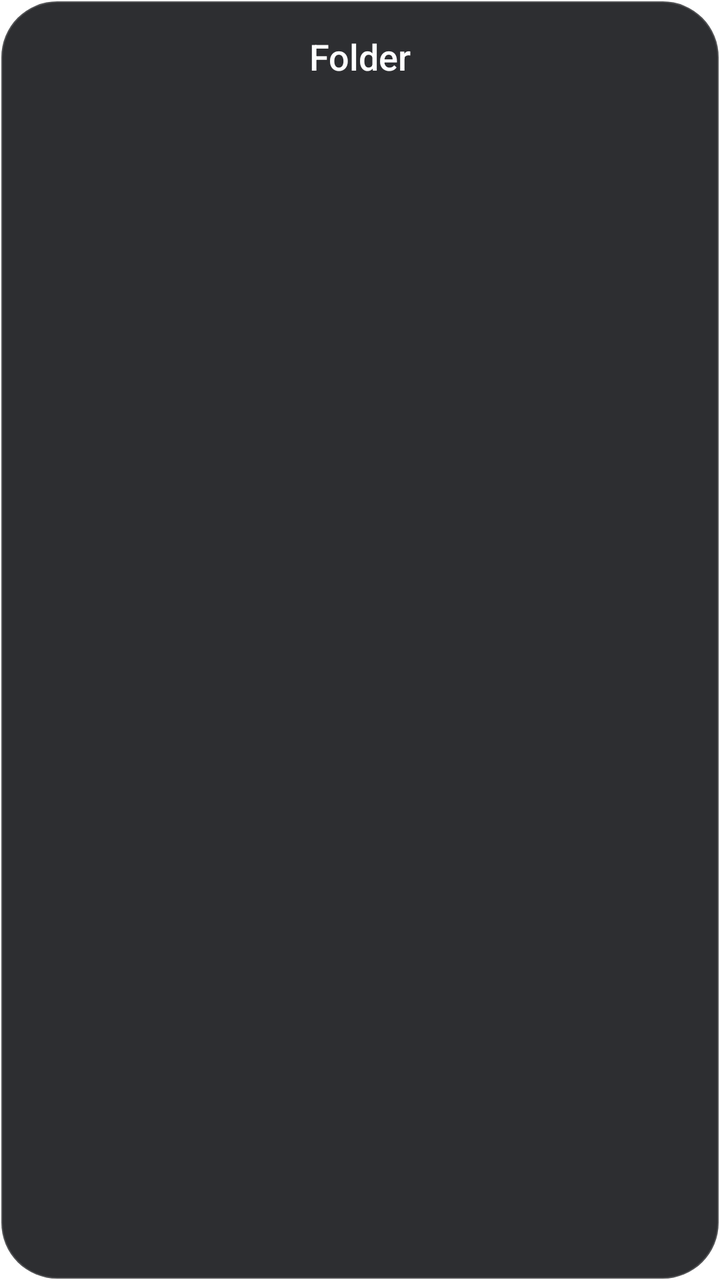
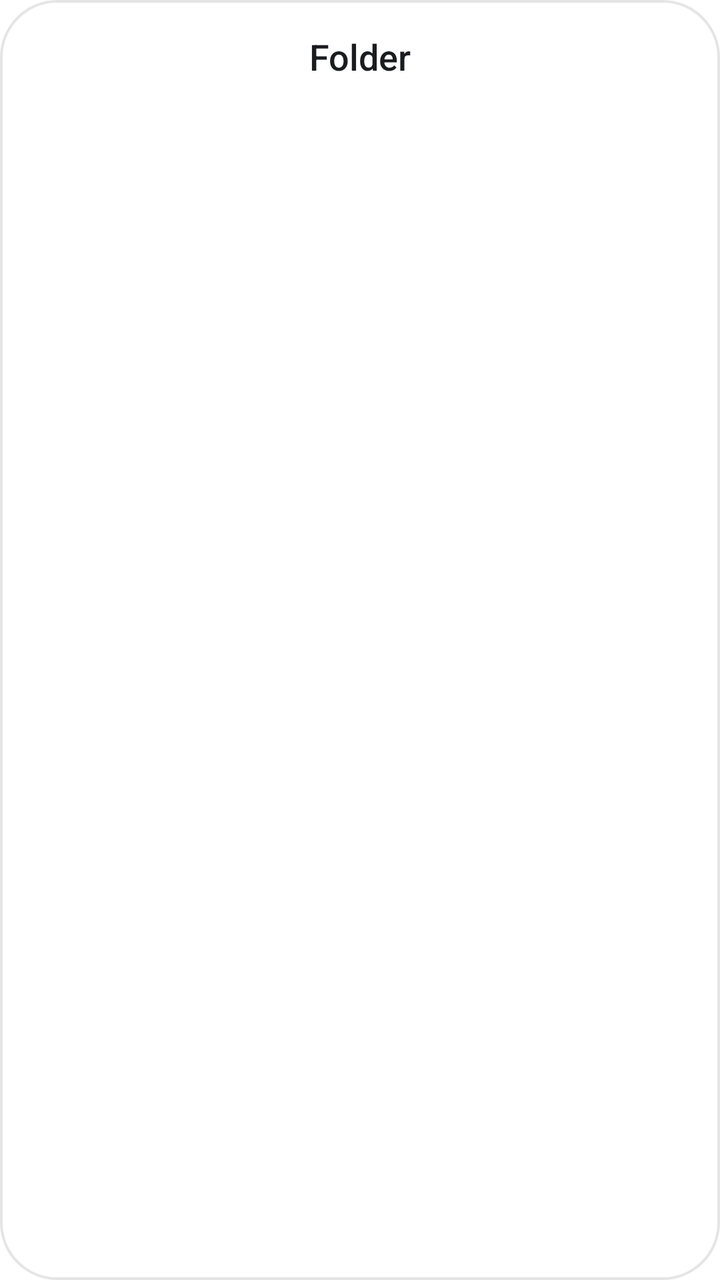

An Android layout rendered at two revisions. The XML below is the earlier revision; the diff shows what the commit changed to produce the second picture.
<!-- AndroidManifest.xml: application theme Theme.PixelLauncher -->
<!-- res/layout/popup_folder_view.xml -->
<?xml version="1.0" encoding="utf-8"?>
<LinearLayout xmlns:android="http://schemas.android.com/apk/res/android"
    android:layout_width="300dp"
    android:layout_height="wrap_content"
    android:background="@drawable/popup_menu_bg"
    android:orientation="vertical"
    android:padding="16dp"
    android:elevation="16dp">

    <EditText
        android:id="@+id/et_folder_title"
        android:layout_width="match_parent"
        android:layout_height="wrap_content"
        android:text="Folder"
        android:textColor="#FFFFFF"
        android:textSize="18sp"
        android:fontFamily="sans-serif-medium"
        android:background="@null"
        android:gravity="center"
        android:singleLine="true"
        android:layout_marginBottom="12dp" />

    <GridView
        android:id="@+id/gv_folder_apps"
        android:layout_width="match_parent"
        android:layout_height="wrap_content"
        android:numColumns="3"
        android:verticalSpacing="12dp"
        android:horizontalSpacing="8dp"
        android:gravity="center"
        android:stretchMode="columnWidth" />
</LinearLayout>
<!-- resources referenced by this layout -->
<resources>
  <!-- drawable popup_menu_bg (drawable) -->
  <?xml version="1.0" encoding="utf-8"?>
  <shape xmlns:android="http://schemas.android.com/apk/res/android"
      android:shape="rectangle">
      <corners android:radius="28dp" />
      <solid android:color="#F0202125" />
      <stroke android:width="1.2dp" android:color="#2BFFFFFF" />
  </shape>
  <style name="Theme.PixelLauncher" parent="@android:style/Theme.DeviceDefault.NoActionBar">
          <item name="android:windowShowWallpaper">true</item>
          <item name="android:windowBackground">@android:color/transparent</item>
          <item name="android:windowTranslucentStatus">false</item>
          <item name="android:windowTranslucentNavigation">false</item>
          <item name="android:windowDrawsSystemBarBackgrounds">true</item>
          <item name="android:statusBarColor">@android:color/transparent</item>
          <item name="android:navigationBarColor">@android:color/transparent</item>
      </style>
</resources>

<!-- the commit's change to res/layout/popup_folder_view.xml (unified diff, before → after) -->
@@ -12,7 +12,7 @@
         android:layout_width="match_parent"
         android:layout_height="wrap_content"
         android:text="Folder"
-        android:textColor="#FFFFFF"
+        android:textColor="@color/text_on_surface"
         android:textSize="18sp"
         android:fontFamily="sans-serif-medium"
         android:background="@null"
@@ -28,5 +28,8 @@
         android:verticalSpacing="12dp"
         android:horizontalSpacing="8dp"
         android:gravity="center"
+        android:listSelector="@android:color/transparent"
+        android:scrollbarThumbVertical="@drawable/scrollbar_thumb_rounded"
+        android:scrollbarSize="5dp"
         android:stretchMode="columnWidth" />
 </LinearLayout>
<!-- resource entries referenced after the edit -->
@@ -1,15 +1,27 @@
 <!-- resources referenced by this layout -->
 <resources>
+  <color name="text_on_surface">#FF1B1C1E</color>
   <!-- drawable popup_menu_bg (drawable) -->
   <?xml version="1.0" encoding="utf-8"?>
   <shape xmlns:android="http://schemas.android.com/apk/res/android"
       android:shape="rectangle">
       <corners android:radius="28dp" />
-      <solid android:color="#F0202125" />
-      <stroke android:width="1.2dp" android:color="#2BFFFFFF" />
+      <solid android:color="@color/surface_popup" />
+      <stroke android:width="1.2dp" android:color="@color/surface_popup_stroke" />
   </shape>
-  <style name="Theme.PixelLauncher" parent="@android:style/Theme.DeviceDefault.NoActionBar">
+  <!-- drawable scrollbar_thumb_rounded (drawable) -->
+  <?xml version="1.0" encoding="utf-8"?>
+  <shape xmlns:android="http://schemas.android.com/apk/res/android"
+      android:shape="rectangle">
+      <size android:width="5dp" android:height="36dp" />
+      <corners android:radius="3dp" />
+      <solid android:color="@color/icon_on_surface_muted" />
+  </shape>
+  <style name="Theme.PixelLauncher" parent="@android:style/Theme.DeviceDefault.DayNight">
+          <item name="android:windowNoTitle">true</item>
+          <item name="android:windowActionBar">false</item>
           <item name="android:windowShowWallpaper">true</item>
+          <item name="android:windowIsTranslucent">true</item>
           <item name="android:windowBackground">@android:color/transparent</item>
           <item name="android:windowTranslucentStatus">false</item>
           <item name="android:windowTranslucentNavigation">false</item>
@@ -17,5 +29,8 @@
           <item name="android:statusBarColor">@android:color/transparent</item>
           <item name="android:navigationBarColor">@android:color/transparent</item>
       </style>
+  <color name="surface_popup">#F7FFFFFF</color>
+  <color name="surface_popup_stroke">#1A000000</color>
+  <color name="icon_on_surface_muted">#FF5F6368</color>
 </resources>
 
